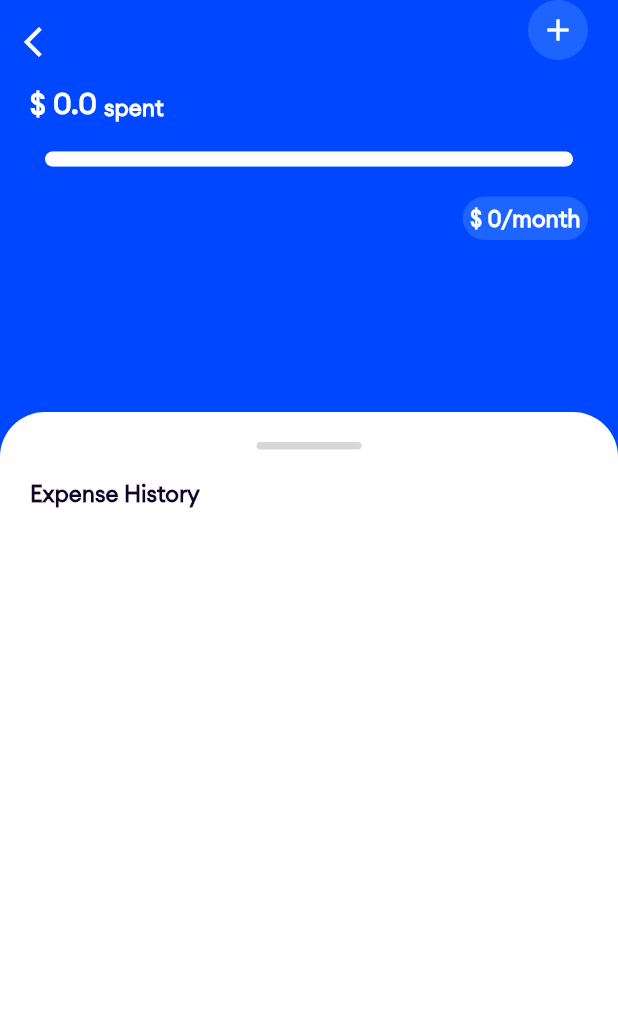
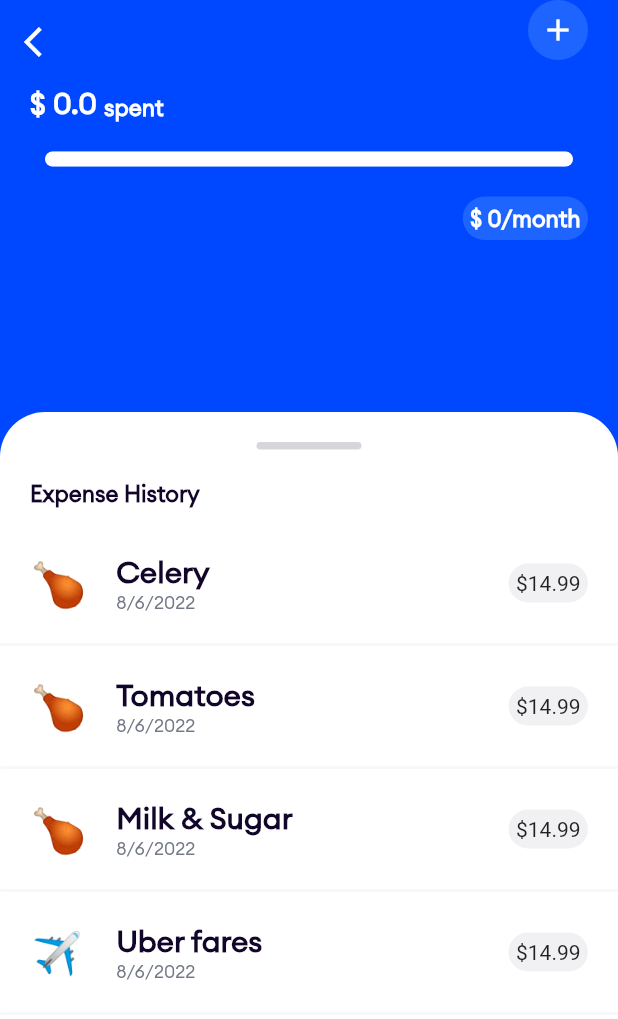
Before and after one commit to BashirYesufu/Xafe, a Flutter app: the BudgetDetailsScreen screen opened directly with empty values, on a phone screen of 412 x 824 dp. Shown: the top 1019 px of the screen. Run offline on Flutter 3.47's test engine with Material 2 defaults, Android fonts, the phone set to English and light mode, and no system bars; drawn by our look-alikes of modal_progress_hud_nsn, percent_indicator; our stand-ins replace loading_animation_widget.

Commit message:
add budget details

```diff
--- /dev/null
+++ b/lib/components/cards/transaction_card.dart
@@ -0,0 +1,47 @@
+import 'package:flutter/material.dart';
+import 'package:xafe/components/cards/xafe_card.dart';
+import 'package:xafe/constants/app_colors.dart';
+import 'package:xafe/models/view_models/transaction_view_model.dart';
+import '../../constants/app_textstyles.dart';
+
+class TransactionCard extends StatelessWidget {
+  const TransactionCard({
+    required this.model,
+    Key? key,
+  }) : super(key: key);
+  final TransactionViewModel model;
+
+  @override
+  Widget build(BuildContext context) {
+    return Padding(
+      padding: const EdgeInsets.symmetric(vertical: 10.0),
+      child: Column(
+        children: [
+          Padding(
+            padding: const EdgeInsets.symmetric(horizontal: 20.0),
+            child: Row(
+              children: [
+                Text(model.emoji, style: AppTextStyles.white(size: 30, fontWeight: FontWeight.bold),),
+                SizedBox(width: 20,),
+                Column(
+                  crossAxisAlignment: CrossAxisAlignment.start,
+                  children: [
+                    Text(model.categoryName, style: AppTextStyles.deepBlue(size: 20),),
+                    Text(model.timeAdded, style: AppTextStyles.grey(size: 12),),
+                  ],
+                ),
+                Spacer(),
+                XafeCard(
+                  backgroundColor: AppColors.grey.withOpacity(0.1),
+                  child: Text('\$${model.price}'),
+                )
+              ],
+            ),
+          ),
+          SizedBox(height: 20,),
+          XafeCard(height: 2,)
+        ],
+      ),
+    );
+  }
+}
--- /dev/null
+++ b/lib/models/view_models/transaction_view_model.dart
@@ -0,0 +1,10 @@
+
+
+import 'package:xafe/models/view_models/spending_category_view_model.dart';
+
+class TransactionViewModel extends SpendingCategoryViewModel {
+
+  TransactionViewModel({required super.emoji, required super.categoryName, required this.price});
+  final double price;
+
+}
--- a/lib/screens/budget_details_screen.dart
+++ b/lib/screens/budget_details_screen.dart
@@ -1,9 +1,11 @@
 import 'package:flutter/material.dart';
+import 'package:xafe/components/cards/transaction_card.dart';
 import 'package:xafe/components/cards/xafe_percent_indicator.dart';
 import 'package:xafe/components/main_navs/xafe_scaffold.dart';
 import 'package:xafe/constants/app_colors.dart';
 import 'package:xafe/constants/app_textstyles.dart';
 import 'package:xafe/models/view_models/budget_view_model.dart';
+import 'package:xafe/models/view_models/transaction_view_model.dart';
 
 import '../components/cards/xafe_card.dart';
 
@@ -97,11 +99,15 @@ class BudgetDetailsScreen extends StatelessWidget {
                 Row(
                   children: [
                     Padding(
-                      padding: const EdgeInsets.only(left: 20.0),
+                      padding: const EdgeInsets.only(left: 20.0, bottom: 20.0),
                       child: Text('Expense History', style: AppTextStyles.deepBlue(size: 15, fontWeight: FontWeight.bold),),
                     ),
                   ],
                 ),
+                TransactionCard(model: TransactionViewModel(emoji: '🍗', categoryName: 'Celery', price: 14.99)),
+                TransactionCard(model: TransactionViewModel(emoji: '🍗', categoryName: 'Tomatoes', price: 14.99)),
+                TransactionCard(model: TransactionViewModel(emoji: '🍗', categoryName: 'Milk & Sugar', price: 14.99)),
+                TransactionCard(model: TransactionViewModel(emoji: '✈️', categoryName: 'Uber fares', price: 14.99))
               ],
             ),
           )
--- a/lib/screens/home/tab.dart
+++ b/lib/screens/home/tab.dart
@@ -1,8 +1,8 @@
 import 'package:flutter/material.dart';
 import 'package:xafe/constants/app_colors.dart';
 import 'package:xafe/screens/home/budget_screen.dart';
-import 'package:xafe/screens/home/categories.dart';
-import 'package:xafe/screens/home/home.dart';
+import 'package:xafe/screens/home/categories_screen.dart';
+import 'package:xafe/screens/home/home_screen.dart';
 
 class TabScreen extends StatelessWidget {
   const TabScreen({Key? key}) : super(key: key);
```
Also changed, not shown: lib/components/cards/category_card.dart (added, +43 -0 lines), lib/screens/home/categories_screen.dart (renamed from lib/screens/home/categories.dart, +7 -25 lines), lib/screens/home/home_screen.dart (renamed from lib/screens/home/home.dart).
